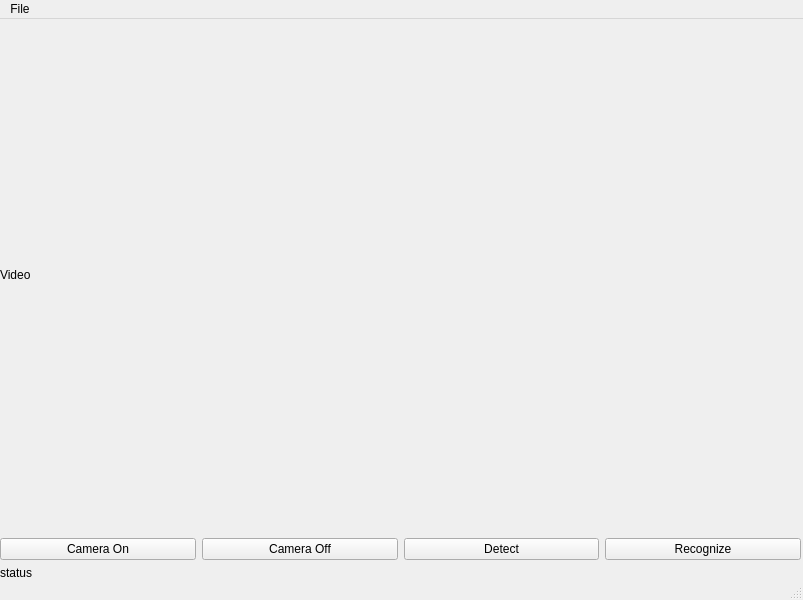
Old version of the form src/desktop_ui/main.ui in the repository gongxizhu/Part-Recognition.
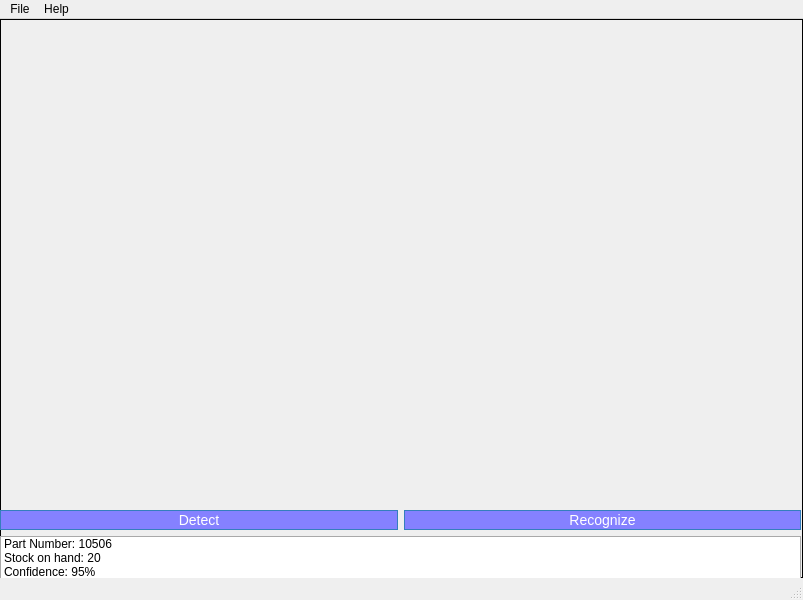
New version of the form.

```diff
--- a/src/desktop_ui/main.ui
+++ b/src/desktop_ui/main.ui
@@ -14,6 +14,14 @@
    <string>MainWindow</string>
   </property>
   <widget class="QWidget" name="centralwidget">
+   <property name="styleSheet">
+    <string notr="true">QWidget#centralwidget {
+	background-color: none;
+	border: 1px solid;
+}
+
+</string>
+   </property>
    <widget class="QWidget" name="verticalLayoutWidget">
     <property name="geometry">
      <rect>
@@ -35,9 +43,6 @@
          <height>257</height>
         </size>
        </property>
-       <property name="text">
-        <string>&lt;html&gt;&lt;head/&gt;&lt;body&gt;&lt;p&gt;Video&lt;/p&gt;&lt;/body&gt;&lt;/html&gt;</string>
-       </property>
       </widget>
      </item>
      <item>
@@ -45,25 +50,30 @@
        <property name="sizeConstraint">
         <enum>QLayout::SetNoConstraint</enum>
        </property>
-       <item>
-        <widget class="QPushButton" name="pbtn_camera_on">
-         <property name="text">
-          <string>Camera On</string>
-         </property>
-         <property name="checkable">
-          <bool>false</bool>
-         </property>
-        </widget>
-       </item>
-       <item>
-        <widget class="QPushButton" name="pbtn_camera_off">
-         <property name="text">
-          <string>Camera Off</string>
-         </property>
-        </widget>
-       </item>
        <item>
         <widget class="QPushButton" name="pbtn_detect">
+         <property name="minimumSize">
+          <size>
+           <width>0</width>
+           <height>20</height>
+          </size>
+         </property>
+         <property name="styleSheet">
+          <string notr="true">QPushButton {
+	font-size: 14px;
+	color: #fff;
+	background-color: rgb(133, 129, 255);
+	font: 75 12pt &quot;Calibri&quot;;
+	border: 1px solid transparent;
+	border-color: #357ebd;
+}
+
+QPushButton:hover {
+	background-color: rgb(224, 232, 246);
+}
+
+</string>
+         </property>
          <property name="text">
           <string>Detect</string>
          </property>
@@ -71,6 +81,27 @@
        </item>
        <item>
         <widget class="QPushButton" name="pbtn_classify">
+         <property name="minimumSize">
+          <size>
+           <width>0</width>
+           <height>20</height>
+          </size>
+         </property>
+         <property name="styleSheet">
+          <string notr="true">QPushButton {
+	font-size: 14px;
+	color: #fff;
+	background-color: rgb(133, 129, 255);
+	font: 75 12pt &quot;Calibri&quot;;
+	border: 1px solid transparent;
+	border-color: #357ebd;
+}
+
+QPushButton:hover {
+	background-color: rgb(224, 232, 246);
+}
+</string>
+         </property>
          <property name="text">
           <string>Recognize</string>
          </property>
@@ -82,8 +113,20 @@
       <layout class="QHBoxLayout" name="horizontalLayout_3">
        <item>
         <widget class="QLabel" name="l_status">
+         <property name="minimumSize">
+          <size>
+           <width>0</width>
+           <height>30</height>
+          </size>
+         </property>
+         <property name="styleSheet">
+          <string notr="true">background-color: qlineargradient(spread:pad, x1:0, y1:0, x2:1, y2:0, stop:0 rgba(255, 255, 255, 255), stop:1 rgba(255, 255, 255, 255));
+border: 1px solid darkgrey;</string>
+         </property>
          <property name="text">
-          <string>&lt;html&gt;&lt;head/&gt;&lt;body&gt;&lt;p&gt;status&lt;/p&gt;&lt;/body&gt;&lt;/html&gt;</string>
+          <string>Part Number: 10506
+Stock on hand: 20
+Confidence: 95%</string>
          </property>
         </widget>
        </item>
@@ -109,7 +152,14 @@
     <addaction name="separator"/>
     <addaction name="action_quit"/>
    </widget>
+   <widget class="QMenu" name="menuHelp">
+    <property name="title">
+     <string>Help</string>
+    </property>
+    <addaction name="action_about"/>
+   </widget>
    <addaction name="menuExit"/>
+   <addaction name="menuHelp"/>
   </widget>
   <widget class="QStatusBar" name="statusbar"/>
   <action name="action_train">
```
Left out of the diff: 25 changed lines with no effect on the pictures.
